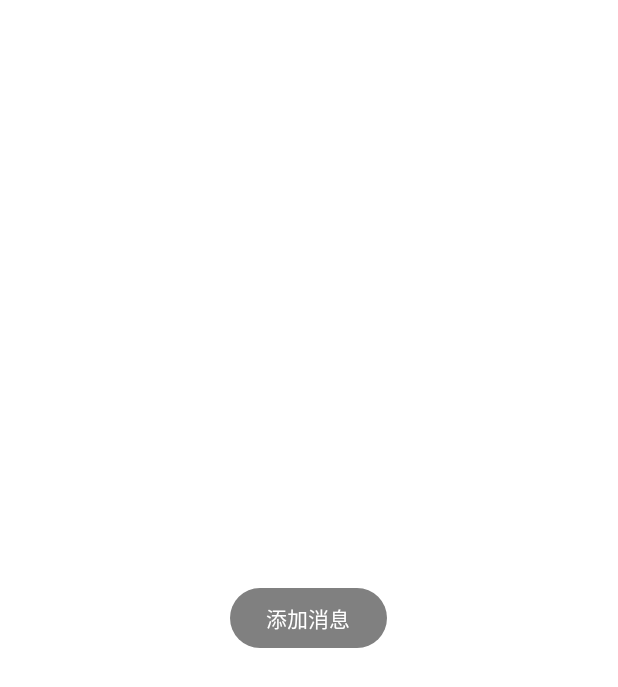
After one commit to mj3622/SmartHomeApp, an Android app: the DebugActivity screen opened directly, with no data from a screen before it, on a phone screen of 412 x 824 dp. The commit adds this screen. Shown: the top 687 px of the screen. Run offline under Robolectric (Android 15) with nearby library versions, the phone set to English and light mode, and no system bars; network calls fail.

Commit message:
add debug page

```diff
--- a/app/src/main/AndroidManifest.xml
+++ b/app/src/main/AndroidManifest.xml
@@ -18,6 +18,9 @@
         android:usesCleartextTraffic="true"
         tools:targetApi="31">
         <activity
+            android:name=".DebugActivity"
+            android:exported="false" />
+        <activity
             android:name=".MessageBoxActivity"
             android:exported="false" />
         <activity
--- /dev/null
+++ b/app/src/main/java/com/minjer/smarthome/DebugActivity.java
@@ -0,0 +1,31 @@
+package com.minjer.smarthome;
+
+import android.app.AlertDialog;
+import android.os.Bundle;
+
+import androidx.activity.EdgeToEdge;
+import androidx.appcompat.app.AppCompatActivity;
+import androidx.core.graphics.Insets;
+import androidx.core.view.ViewCompat;
+import androidx.core.view.WindowInsetsCompat;
+
+import com.minjer.smarthome.pojo.Message;
+import com.minjer.smarthome.utils.DialogUtil;
+import com.minjer.smarthome.utils.MessageUtil;
+import com.minjer.smarthome.utils.TimeUtil;
+
+public class DebugActivity extends AppCompatActivity {
+
+    @Override
+    protected void onCreate(Bundle savedInstanceState) {
+        super.onCreate(savedInstanceState);
+        setContentView(R.layout.activity_debug);
+
+        findViewById(R.id.debug_add_message).setOnClickListener(v -> {
+            String time = TimeUtil.getNowTime();
+            MessageUtil.addMessage(this, new Message("测试消息", "现在是" + time, TimeUtil.getNowDay()));
+            DialogUtil.showToastShort(this, "添加消息成功");
+        });
+
+    }
+}
--- a/app/src/main/java/com/minjer/smarthome/utils/MessageUtil.java
+++ b/app/src/main/java/com/minjer/smarthome/utils/MessageUtil.java
@@ -13,7 +13,7 @@ public class MessageUtil {
     private static final String TAG = "MessageUtil";
     public static void addMessage(Context context, Message message) {
         ArrayList<Message> messageList = getMessageList(context);
-        messageList.add(message);
+        messageList.add(0, message);
         String messageListJson = JsonUtil.toJson(messageList);
         ParamUtil.saveString(context, ParamUtil.MESSAGE_LIST, messageListJson);
     }
--- a/app/src/main/java/com/minjer/smarthome/utils/TimeUtil.java
+++ b/app/src/main/java/com/minjer/smarthome/utils/TimeUtil.java
@@ -11,11 +11,17 @@ public class TimeUtil {
     private static final String PATTERN = "yyyy-MM-dd HH:mm:ss";
 
     private static SimpleDateFormat simpleDateFormat = new SimpleDateFormat(PATTERN);
+    private static final String DAY_PATTERN = "yyyy-MM-dd";
+    private static SimpleDateFormat daySimpleDateFormat = new SimpleDateFormat(DAY_PATTERN);
 
     private static final Long WEAHTER_REFREASH_INTERVAL = (long) (1000 * 60 * 60 * 1);
 
     public static String getNowTime() {
         return simpleDateFormat.format(new Date());
+    }
+
+    public static String getNowDay() {
+        return daySimpleDateFormat.format(new Date());
     }
 
     /**
--- /dev/null
+++ b/app/src/main/res/layout/activity_debug.xml
@@ -0,0 +1,19 @@
+<?xml version="1.0" encoding="utf-8"?>
+<LinearLayout xmlns:android="http://schemas.android.com/apk/res/android"
+    android:background="@color/white"
+    xmlns:tools="http://schemas.android.com/tools"
+    android:id="@+id/main"
+    android:layout_width="match_parent"
+    android:layout_height="match_parent"
+    tools:context=".DebugActivity"
+    android:gravity="center"
+    android:orientation="vertical">
+
+    <Button
+        android:id="@+id/debug_add_message"
+        android:layout_width="wrap_content"
+        android:layout_height="wrap_content"
+        android:text="添加消息"/>
+
+
+</LinearLayout>
```
Also changed, not shown: app/src/main/java/com/minjer/smarthome/AboutFragment.java (+11 -43 lines), app/src/main/res/layout/fragment_about.xml (+8 -0 lines), app/src/main/res/drawable/debug.png (added).
